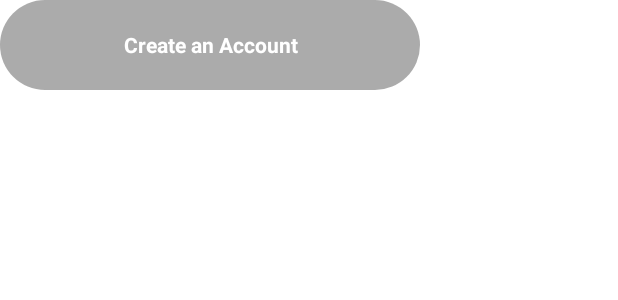
After one commit to rbryanben/Doozby, an Android app: the layout circular_button_layout.xml on its own in the app's theme, with its tools: preview values and no code run, on a phone screen of 412 x 824 dp. The commit adds this screen. Shown: the top 300 px of the screen. Run offline under Robolectric (Android 15) with nearby library versions, the phone set to English and light mode, and no system bars.

Commit message:
Custom : CircularTransparentButton

```diff
--- /dev/null
+++ b/app/src/main/res/drawable/login_button_background.xml
@@ -0,0 +1,5 @@
+<?xml version="1.0" encoding="utf-8"?>
+<shape android:shape="rectangle" xmlns:android="http://schemas.android.com/apk/res/android">
+    <corners android:radius="40dp"/>
+    <solid android:color="@color/login_button_transparent_gray" />
+</shape>
--- /dev/null
+++ b/app/src/main/res/layout/circular_button_layout.xml
@@ -0,0 +1,18 @@
+<?xml version="1.0" encoding="utf-8"?>
+<RelativeLayout xmlns:android="http://schemas.android.com/apk/res/android"
+    android:layout_width="wrap_content"
+    android:layout_height="wrap_content">
+
+    <!-- Sign in -->
+    <TextView
+        android:id="@+id/circularTransparentButtonTextView"
+        android:layout_width="280dp"
+        android:layout_height="60dp"
+        android:text="Create an Account"
+        android:background="@drawable/login_button_background"
+        android:gravity="center"
+        android:textColor="@color/white"
+        android:textStyle="bold"
+        android:textSize="14dp"/>
+
+</RelativeLayout>
--- a/app/src/main/res/values/colors.xml
+++ b/app/src/main/res/values/colors.xml
@@ -11,4 +11,7 @@
     <color name="light_orange">#D49A6A</color>
     <color name="white_orange">#FFD1AA</color>
     <color name="dark_green">#15150D</color>
+
+    <!-- Button Colors -->
+    <color name="login_button_transparent_gray">#6B373737</color>
 </resources>
--- a/app/src/main/res/values/strings.xml
+++ b/app/src/main/res/values/strings.xml
@@ -1,9 +1,7 @@
 <resources>
     <string name="app_name">Doozby</string>
 
-    <!-- First Run, used to name the variable that will be used to detect first run-->
     <string name="first_run">firstRun</string>
-
-    <!-- Welcome Video URL -->
+    <string name="terms_and_conditions"> By proceeding you agree to the terms and conditions of this service</string>
     <string name="welcome_video_url">http://192.168.1.5/api/open-stream/BOJX10NQ8PF75JLOTFCRKQONT9W8SDQCPLM6QYUNJWDTS2CW3JU50XOAHT2DPIDP</string>
 </resources>
```
Also changed, not shown: app/src/main/AndroidManifest.xml (+13 -1 lines), app/src/main/java/com/wapazock/doozby/CustomComponents/CircularTransparentButton.java (added, +63 -0 lines), app/src/main/res/layout/activity_welcome.xml (+53 -7 lines), app/src/main/res/values/attrs.xml (added, +7 -0 lines), app/src/main/res/drawable-v24/doozby_launcher.png (added).
